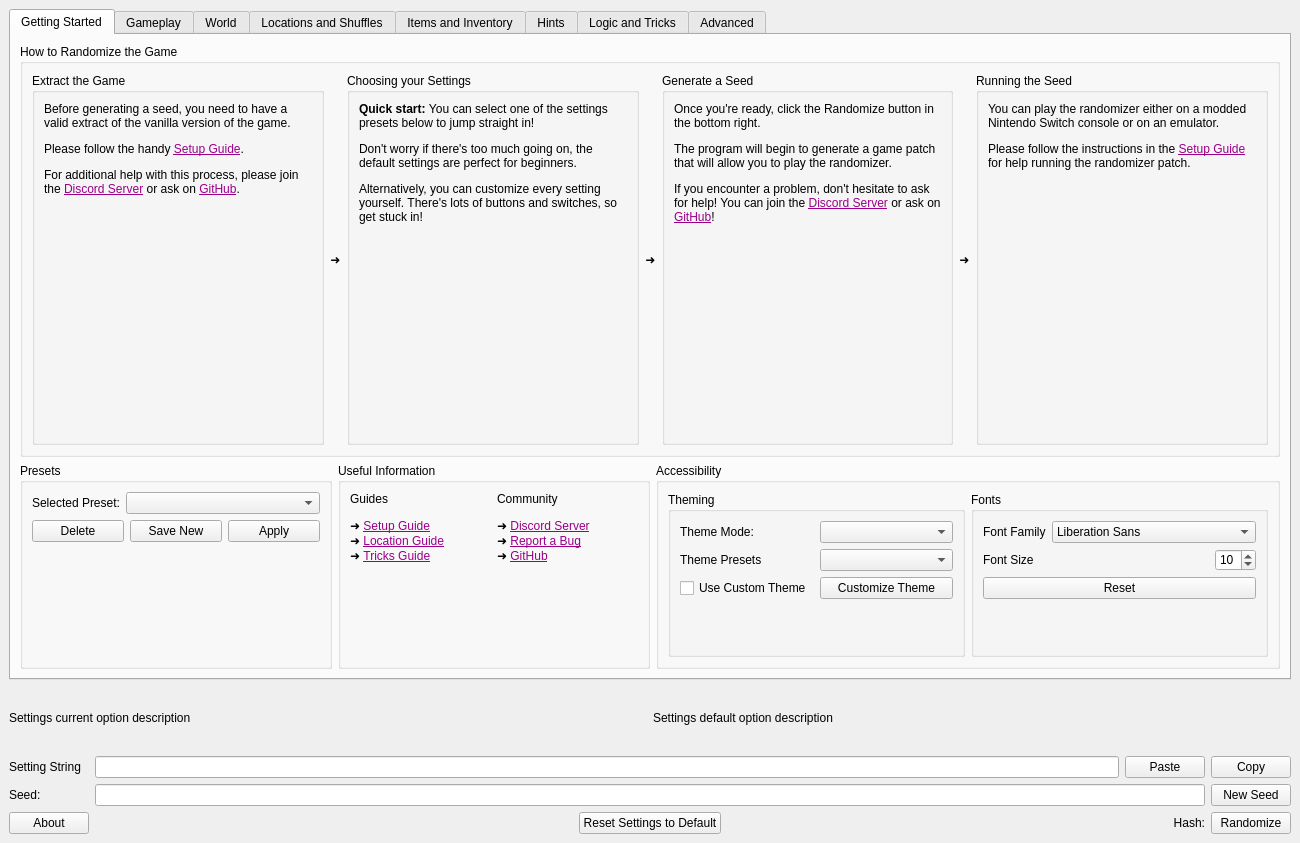
This is gui/ui/main.ui in mint-choc-chip-skyblade/sshd-rando as Qt 5 draws it before an edit. The edited form follows.
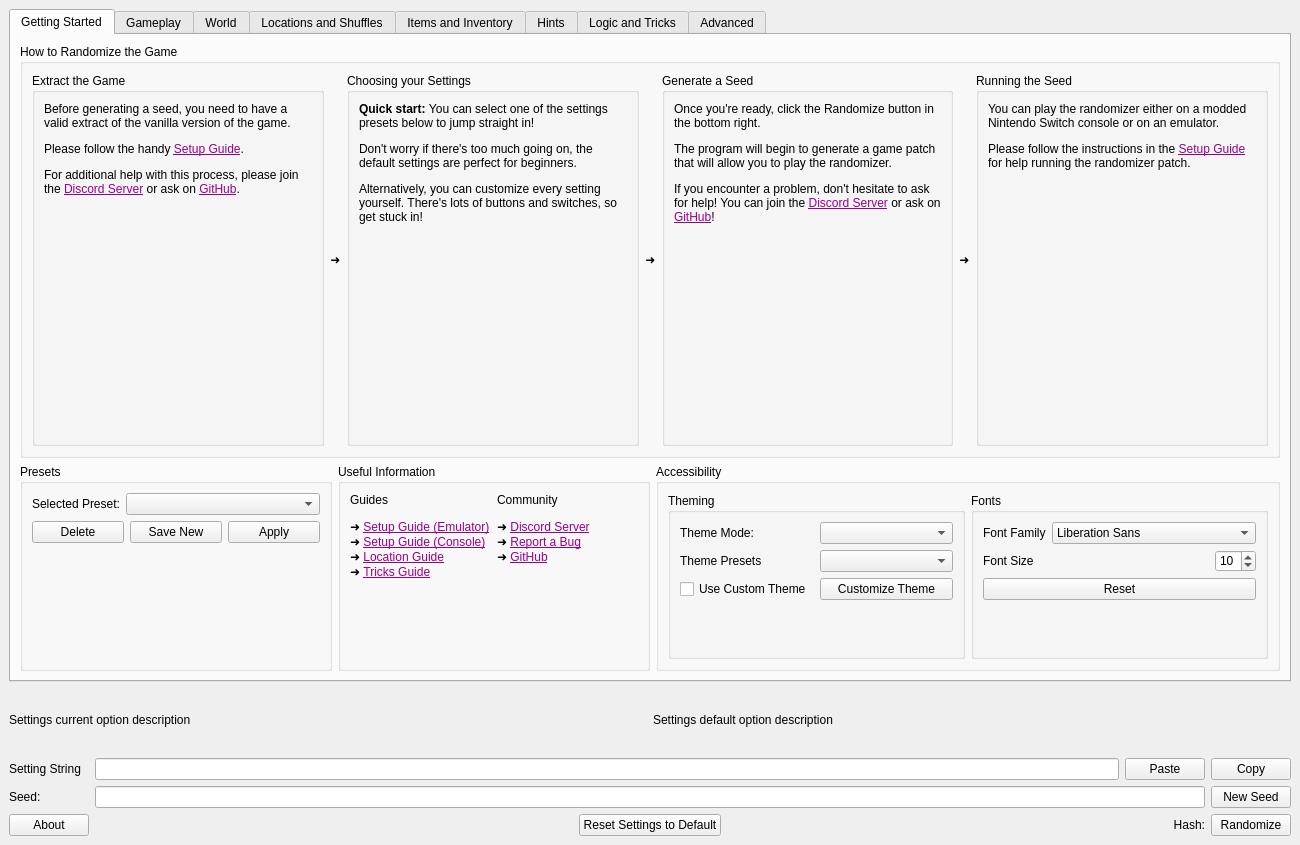
This is the edited form. The open tabs and pages were chosen to show the change. Custom widgets are drawn as their Qt base class.

Commit message: add links to console guide

What changed in the file:
```diff
--- a/gui/ui/main.ui
+++ b/gui/ui/main.ui
@@ -7,7 +7,7 @@
     <x>0</x>
     <y>0</y>
     <width>1300</width>
-    <height>843</height>
+    <height>845</height>
    </rect>
   </property>
   <property name="windowTitle">
@@ -316,7 +316,7 @@
                 </sizepolicy>
                </property>
                <property name="text">
-                <string>&lt;html&gt;&lt;head/&gt;&lt;body&gt;&lt;p&gt;Guides&lt;/p&gt;&lt;p&gt;➜ &lt;a href=&quot;https://docs.google.com/document/d/1HHQRXND0n-ZrmhEl4eXjzMANQ-xHK3pKKXPQqSbwXwY&quot;&gt;&lt;span style=&quot; text-decoration: underline; color:#9a0089;&quot;&gt;Setup Guide&lt;/span&gt;&lt;/a&gt;&lt;br/&gt;➜ &lt;a href=&quot;https://docs.google.com/document/d/1bb6GoCBFVREc-wHscRBTfZrftN1OA639iML2azdXqXE&quot;&gt;&lt;span style=&quot; text-decoration: underline; color:#9a0089;&quot;&gt;Location Guide&lt;/span&gt;&lt;/a&gt;&lt;br/&gt;➜ &lt;a href=&quot;https://docs.google.com/document/d/1Dm0jhwXWIvPLuvl-JoRqocTKjXM_jRRmryYqpQMO_6w&quot;&gt;&lt;span style=&quot; text-decoration: underline; color:#9a0089;&quot;&gt;Tricks Guide&lt;/span&gt;&lt;/a&gt;&lt;/p&gt;&lt;/body&gt;&lt;/html&gt;</string>
+                <string>&lt;html&gt;&lt;head/&gt;&lt;body&gt;&lt;p&gt;Guides&lt;/p&gt;&lt;p&gt;➜ &lt;a href=&quot;https://docs.google.com/document/d/1HHQRXND0n-ZrmhEl4eXjzMANQ-xHK3pKKXPQqSbwXwY&quot;&gt;&lt;span style=&quot; text-decoration: underline; color:#9a0089;&quot;&gt;Setup Guide (Emulator)&lt;/span&gt;&lt;/a&gt;&lt;br/&gt;➜ &lt;a href=&quot;https://docs.google.com/document/d/1HHQRXND0n-ZrmhEl4eXjzMANQ-xHK3pKKXPQqSbwXwY&quot;&gt;&lt;span style=&quot; text-decoration: underline; color:#9a0089;&quot;&gt;Setup Guide (Console)&lt;/span&gt;&lt;/a&gt;&lt;br/&gt;➜ &lt;a href=&quot;https://docs.google.com/document/d/1VXNME7SVD5EU7NNn9dQ15_Q9-v9OJAHOX-hSor0n2dg/edit#heading=h.9bzfdyr09f0y&quot;&gt;&lt;span style=&quot; text-decoration: underline; color:#9a0089;&quot;&gt;Location Guide&lt;/span&gt;&lt;/a&gt;&lt;br/&gt;➜ &lt;a href=&quot;https://docs.google.com/document/d/1Dm0jhwXWIvPLuvl-JoRqocTKjXM_jRRmryYqpQMO_6w&quot;&gt;&lt;span style=&quot; text-decoration: underline; color:#9a0089;&quot;&gt;Tricks Guide&lt;/span&gt;&lt;/a&gt;&lt;/p&gt;&lt;/body&gt;&lt;/html&gt;</string>
                </property>
                <property name="textFormat">
                 <enum>Qt::RichText</enum>
```
Left out of the diff: 2 changed lines with no effect on the pictures. The commit also changes 2 other files.
